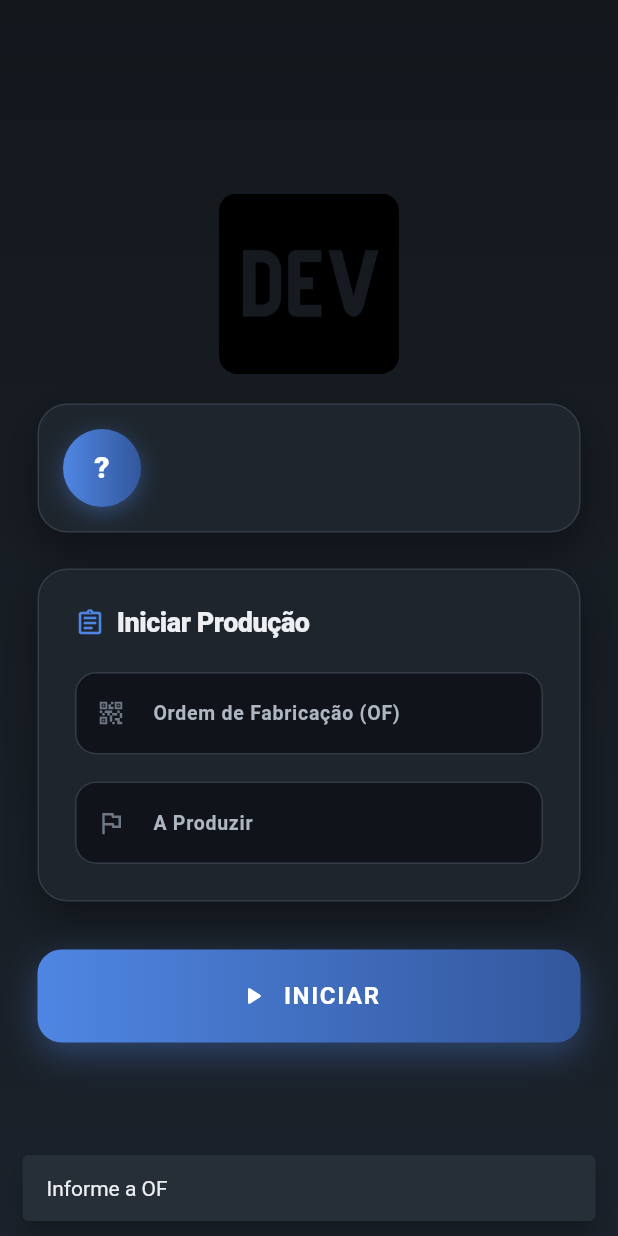
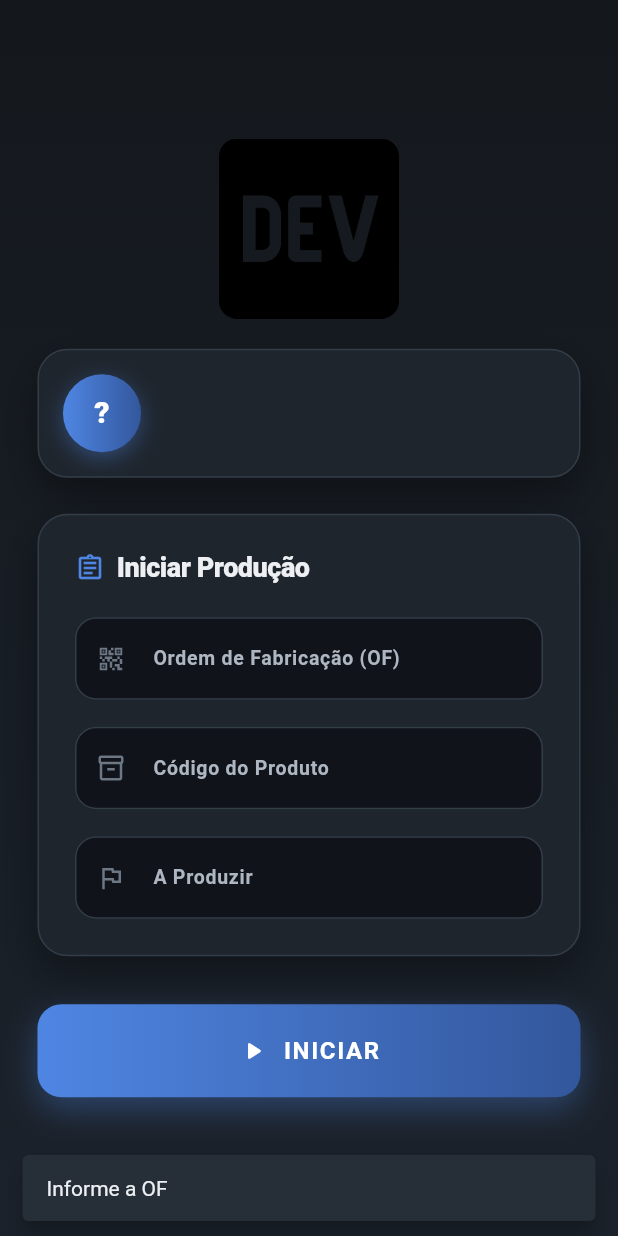
Before and after one commit to SchumannGabriel/app_apontamento, a Flutter app: the OrderInputScreen screen opened directly with empty values, after a tap on "INICIAR", on a phone screen of 412 x 824 dp. Run offline on Flutter 3.47's test engine with Material 3 defaults, Android fonts, the phone set to English and light mode, and no system bars; our stand-ins replace cloud_firestore, connectivity_plus, firebase_core, shared_preferences; accounts and stored records are empty; generated files the repository leaves out were written again.

Commit message:
atualizações: add coluna e filtro  de código do produto

```diff
--- a/lib/screens/confirm_screen.dart
+++ b/lib/screens/confirm_screen.dart
@@ -1,11 +1,12 @@
 import 'package:flutter/material.dart';
 import 'package:cloud_firestore/cloud_firestore.dart';
-import 'order_input_screen.dart'; // IMPORTANTE
+import 'order_input_screen.dart';
 import '../theme/app_theme.dart';
 import '../theme/widgets.dart';
 
 class ConfirmScreen extends StatefulWidget {
   final String ordem;
+  final String codigoProduto;
   final int quantidade;
   final int meta;
   final String funcionario;
@@ -15,6 +16,7 @@ class ConfirmScreen extends StatefulWidget {
   const ConfirmScreen({
     super.key,
     required this.ordem,
+    required this.codigoProduto,
     required this.quantidade,
     required this.meta,
     required this.funcionario,
@@ -35,6 +37,7 @@ class _ConfirmScreenState extends State<ConfirmScreen> {
 
       await FirebaseFirestore.instance.collection('apontamentos').add({
         'ordem': widget.ordem,
+        'codigo_produto': widget.codigoProduto,
         'quantidade': widget.quantidade,
         'meta': widget.meta,
         'funcionario': widget.funcionario,
@@ -51,7 +54,7 @@ class _ConfirmScreenState extends State<ConfirmScreen> {
         ),
       );
 
-      ///  VOLTA PRA TELA DE ORDEM (mantém operador)
+      /// VOLTA PRA TELA DE ORDEM (mantém operador)
       Navigator.pushAndRemoveUntil(
         context,
         MaterialPageRoute(
@@ -74,7 +77,7 @@ class _ConfirmScreenState extends State<ConfirmScreen> {
   }
 
   void cancelar() {
-    ///  VOLTA PRA PRODUÇÃO (mantém dados)
+    /// VOLTA PRA PRODUÇÃO (mantém dados)
     Navigator.pop(context);
   }
 
@@ -128,8 +131,8 @@ class _ConfirmScreenState extends State<ConfirmScreen> {
                           _item('Funcionário', widget.funcionario, Icons.badge_outlined),
                           _item('Setor', widget.setor, Icons.factory_outlined),
                           _item('OF', widget.ordem, Icons.qr_code_2_outlined),
-                          _item('Produzido', widget.quantidade.toString(),
-                              Icons.inventory_2_outlined),
+                          _item('Cód. Produto', widget.codigoProduto, Icons.inventory_2_outlined), // ← novo
+                          _item('Produzido', widget.quantidade.toString(), Icons.check_circle_outline),
                           _item('Meta', widget.meta.toString(), Icons.flag_outlined),
                         ],
                       ),
@@ -157,7 +160,7 @@ class _ConfirmScreenState extends State<ConfirmScreen> {
                     TextButton(
                       onPressed: loading ? null : cancelar,
                       child: Text('Cancelar', style: AppText.label),
-                    )
+                    ),
                   ],
                 ),
               ),
--- a/lib/screens/order_input_screen.dart
+++ b/lib/screens/order_input_screen.dart
@@ -21,15 +21,22 @@ class OrderInputScreen extends StatefulWidget {
 }
 
 class _OrderInputScreenState extends State<OrderInputScreen> {
-  final ordemController = TextEditingController();
-  final metaController = TextEditingController();
+  final ordemController        = TextEditingController();
+  final codigoProdutoController = TextEditingController();
+  final metaController         = TextEditingController();
 
   void continuar() {
-    final ordem = ordemController.text;
-    final meta = int.tryParse(metaController.text);
+    final ordem          = ordemController.text.trim();
+    final codigoProduto  = codigoProdutoController.text.trim();
+    final meta           = int.tryParse(metaController.text);
 
     if (ordem.isEmpty) {
       _erro('Informe a OF');
+      return;
+    }
+
+    if (codigoProduto.isEmpty) {
+      _erro('Informe o Código do Produto');
       return;
     }
 
@@ -46,6 +53,7 @@ class _OrderInputScreenState extends State<OrderInputScreen> {
           funcionario: widget.funcionario,
           funcionarioId: widget.funcionarioId,
           ordem: ordem,
+          codigoProduto: codigoProduto,
           meta: meta,
         ),
       ),
@@ -75,7 +83,7 @@ class _OrderInputScreenState extends State<OrderInputScreen> {
                   mainAxisAlignment: MainAxisAlignment.center,
                   children: [
 
-                    ///  LOGO
+                    /// LOGO
                     SizedBox(
                       height: 120,
                       child: Image.asset(
@@ -86,12 +94,12 @@ class _OrderInputScreenState extends State<OrderInputScreen> {
 
                     const SizedBox(height: 20),
 
-                    ///  CRACHÁ DO OPERADOR
+                    /// CRACHÁ DO OPERADOR
                     OperatorBadge(nome: widget.funcionario, setor: widget.setor),
 
                     const SizedBox(height: 24),
 
-                    ///  CARD
+                    /// CARD
                     AppCard(
                       child: Column(
                         children: [
@@ -109,14 +117,14 @@ class _OrderInputScreenState extends State<OrderInputScreen> {
 
                           const SizedBox(height: 22),
 
-                          ///  OF
+                          /// OF
                           TextField(
                             controller: ordemController,
                             keyboardType: TextInputType.number,
                             maxLength: 9,
                             style: AppText.body,
                             inputFormatters: [
-                              FilteringTextInputFormatter.digitsOnly, // só números
+                              FilteringTextInputFormatter.digitsOnly,
                             ],
                             decoration: appInputDecoration(
                               label: 'Ordem de Fabricação (OF)',
@@ -128,13 +136,28 @@ class _OrderInputScreenState extends State<OrderInputScreen> {
 
                           const SizedBox(height: 18),
 
-                          ///  META
+                          /// CÓDIGO DO PRODUTO
+                          TextField(
+                            controller: codigoProdutoController,
+                            keyboardType: TextInputType.text,
+                            textCapitalization: TextCapitalization.characters,
+                            style: AppText.body,
+                            decoration: appInputDecoration(
+                              label: 'Código do Produto',
+                              hint: 'Ex: ABC-1234',
+                              icon: Icons.inventory_2_outlined,
+                            ),
+                          ),
+
+                          const SizedBox(height: 18),
+
+                          /// META
                           TextField(
                             controller: metaController,
                             keyboardType: TextInputType.number,
                             style: AppText.body,
                             inputFormatters: [
-                              FilteringTextInputFormatter.digitsOnly, //  só números
+                              FilteringTextInputFormatter.digitsOnly,
                             ],
                             decoration: appInputDecoration(
                               label: 'A Produzir',
@@ -148,7 +171,7 @@ class _OrderInputScreenState extends State<OrderInputScreen> {
 
                     const SizedBox(height: 32),
 
-                    ///  BOTÃO
+                    /// BOTÃO
                     PrimaryButton(
                       label: 'INICIAR',
                       icon: Icons.play_arrow_rounded,
```
Also changed, not shown: lib/screens/production_screen.dart (+17 -12 lines).
